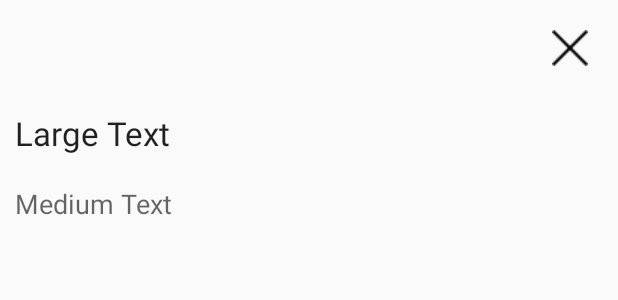
After one commit to HillaryP/CampusTour, an Android app: the layout activity_site_info.xml on its own in the app's theme, with its tools: preview values and no code run, on a phone screen of 412 x 824 dp. The commit adds this screen. Shown: the top 300 px of the screen. Run offline under Robolectric (Android 15) with nearby library versions, the phone set to English and light mode, and no system bars.

Commit message:
added activities for each building/site

```diff
--- a/app/src/main/java/edu/washington/prathh/campustour/ListItem.java
+++ b/app/src/main/java/edu/washington/prathh/campustour/ListItem.java
@@ -11,13 +11,13 @@ public class ListItem {
     private String icon;
     private double lat;
     private double lon;
-    private List<String> factoids;
+    private ArrayList<String> factoids;
 
     public ListItem(String item) {
         this(item, "", 47.655335, -122.30352, new ArrayList<String>()); // default is to middle of UW
     }
 
-    public ListItem(String item, String icon, double lat, double lon, List<String> factoids) {
+    public ListItem(String item, String icon, double lat, double lon, ArrayList<String> factoids) {
         this.buildingName = item;
         this.icon = icon;
         this.lat = lat;
@@ -49,7 +49,7 @@ public class ListItem {
         return this.lon;
     }
 
-    public List<String> getFactoids() {
+    public ArrayList<String> getFactoids() {
         return this.factoids;
     }
 }
--- a/app/src/main/java/edu/washington/prathh/campustour/MapsActivity.java
+++ b/app/src/main/java/edu/washington/prathh/campustour/MapsActivity.java
@@ -86,9 +86,9 @@ public class MapsActivity extends FragmentActivity  {
                 double lon = building.getDouble("longitude");
                 double diff = Math.abs(lat - this.latitude) / Math.abs(lon - this.longitude);
                 Log.i("MapsActivity", building.getString("building_name") + " diff from current location: " + diff);
-                if (diff < 0.5) {
+                if (diff < 15) {
                     JSONArray factJSON = building.getJSONArray("facts");
-                    List<String> factoids = new ArrayList<>();
+                    ArrayList<String> factoids = new ArrayList<>();
                     for (int j = 0; j < factJSON.length(); j++) {
                         factoids.add(factJSON.getJSONObject(j).getString("fact"));
                     }
--- /dev/null
+++ b/app/src/main/res/layout/activity_site_info.xml
@@ -0,0 +1,39 @@
+<LinearLayout xmlns:android="http://schemas.android.com/apk/res/android"
+    xmlns:tools="http://schemas.android.com/tools" android:layout_width="match_parent"
+    android:layout_height="match_parent"
+    tools:context="edu.washington.prathh.campustour.SiteInfo"
+    android:orientation="vertical"
+    android:padding="0dp">
+
+    <ImageView
+        android:layout_width="wrap_content"
+        android:layout_height="wrap_content"
+        android:id="@+id/close"
+        android:src="@drawable/close"
+        android:layout_gravity="right"
+        android:padding="20dp" />
+
+    <ImageView
+        android:layout_width="wrap_content"
+        android:layout_height="wrap_content"
+        android:id="@+id/image"
+        android:padding="0dp"
+        android:layout_margin="0dp"
+        android:adjustViewBounds="true"/>
+
+    <TextView
+        android:layout_width="wrap_content"
+        android:layout_height="wrap_content"
+        android:textAppearance="?android:attr/textAppearanceLarge"
+        android:text="Large Text"
+        android:id="@+id/info_title"
+        android:padding="10dp"/>
+
+    <TextView
+        android:layout_width="wrap_content"
+        android:layout_height="wrap_content"
+        android:textAppearance="?android:attr/textAppearanceMedium"
+        android:text="Medium Text"
+        android:id="@+id/facts"
+        android:padding="10dp" />
+</LinearLayout>
--- a/app/src/main/res/values/strings.xml
+++ b/app/src/main/res/values/strings.xml
@@ -13,5 +13,6 @@
     <string name="title_section3">Section 3</string>
     <string name="hello_blank_fragment">Hello blank fragment</string>
     <string name="title_activity_maps">Map</string>
+    <string name="title_activity_site_info">SiteInfo</string>
 
 </resources>
```
Also changed, not shown: app/src/main/AndroidManifest.xml (+8 -0 lines), app/src/main/assets/info.json (+6 -6 lines), app/src/main/java/edu/washington/prathh/campustour/ListItemAdapter.java (+33 -3 lines), app/src/main/java/edu/washington/prathh/campustour/SiteInfo.java (added, +87 -0 lines), app/src/main/res/menu/menu_site_info.xml (added, +7 -0 lines).
